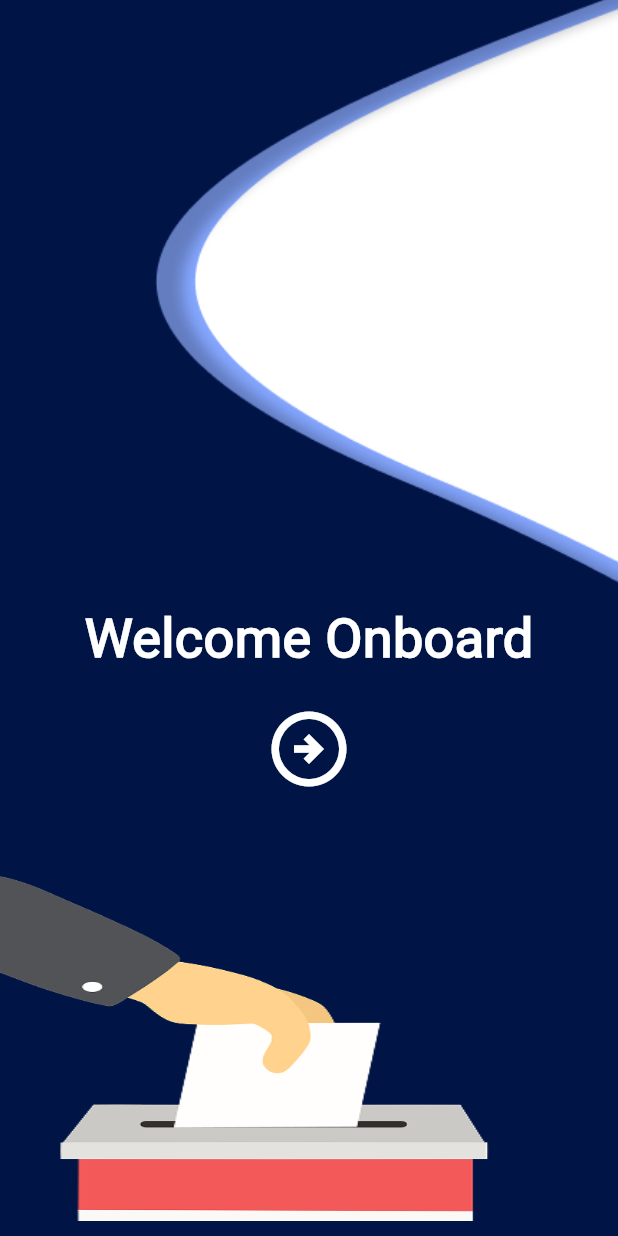
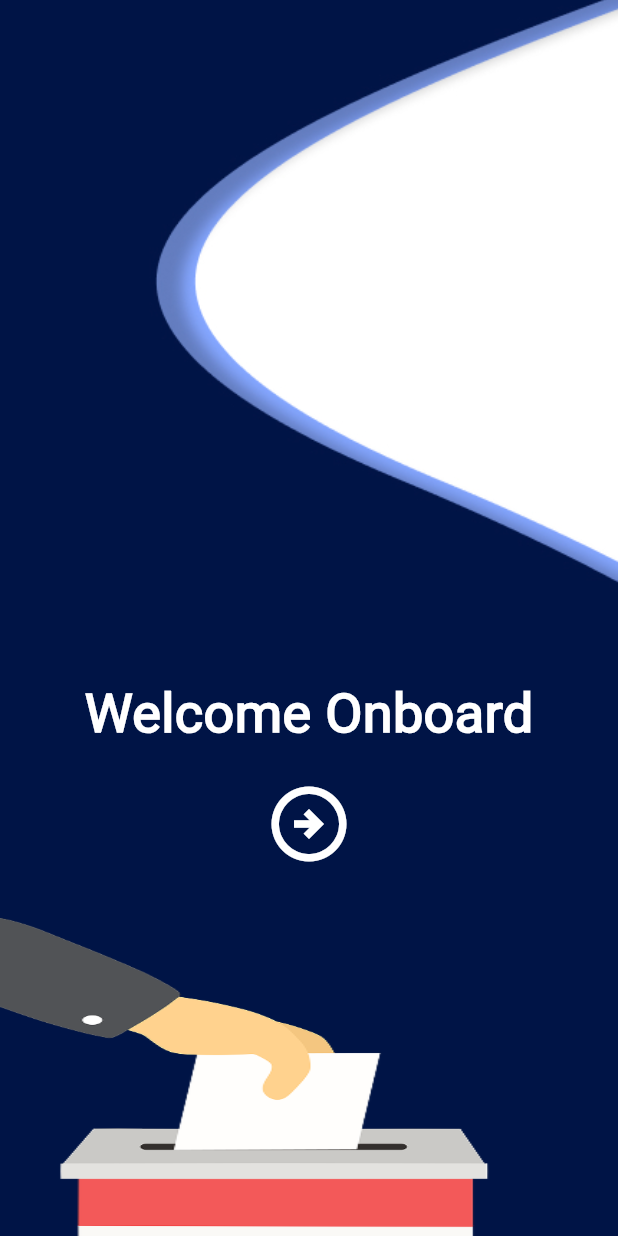
Before and after one commit to Nita9ice/e_vote, a Flutter app: the screen it shows after launch, on a phone screen of 412 x 824 dp. Run offline on Flutter 3.47's test engine with Material 3 defaults, Android fonts, the phone set to English and light mode, and no system bars.

Commit message:
updated welcome screen

```diff
--- a/lib/screens/welcome.dart
+++ b/lib/screens/welcome.dart
@@ -17,7 +17,7 @@ class WelcomeScreen extends StatelessWidget {
           child: Column(
             mainAxisAlignment: MainAxisAlignment.center,
             children: [
-              const SizedBox(height: 400),
+              const SizedBox(height: 450),
 
               // Main text
               const Text(
@@ -42,14 +42,14 @@ class WelcomeScreen extends StatelessWidget {
                   color: Colors.white,
                 ),
               ),
-              const SizedBox(height: 20),
+              // const SizedBox(height: 20),
 
               // Logo image
               Expanded(
                 child: Container(
-                  width: double.infinity,
+                  // width: double.infinity,
 
-                  alignment: Alignment.topLeft,
+                  alignment: Alignment.topCenter,
                   child: Image.asset(
                     'assets/images/logo2.png',
                     width: double.infinity,
@@ -59,7 +59,7 @@ class WelcomeScreen extends StatelessWidget {
                   ),
                 ),
               ),
-              const SizedBox(height: 10),
+
 
 
             ],
```
